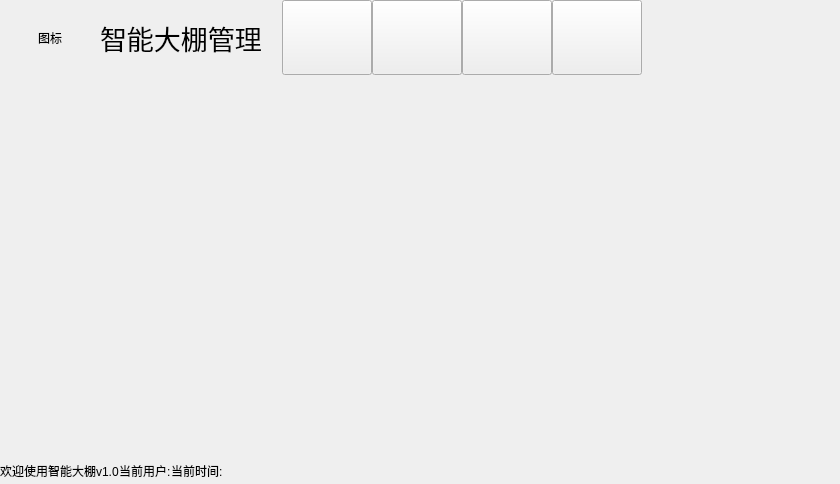
First picture: the form in frmmain.ui, repository hzqgogogo/IntelligentGreenHouse, before the edit.
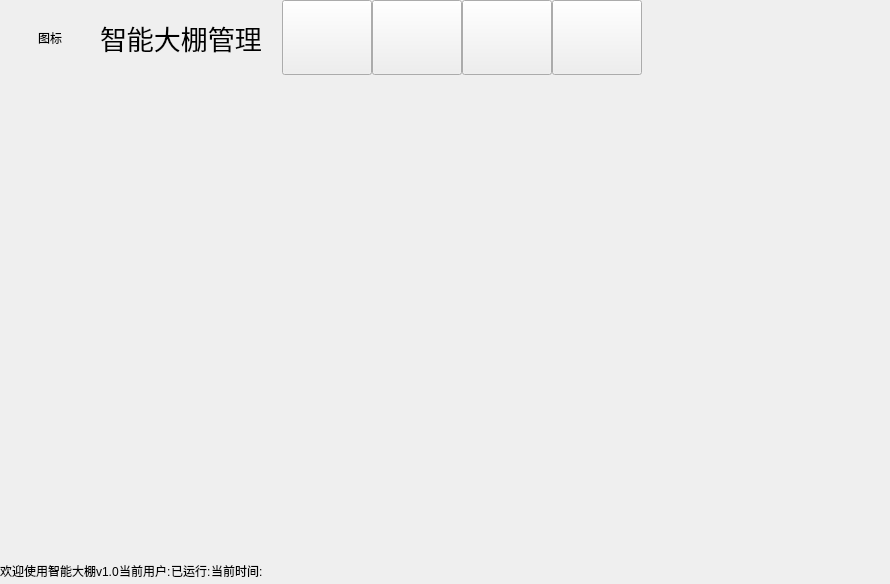
Second picture: the form after the edit.

What changed in the file:
```diff
--- a/frmmain.ui
+++ b/frmmain.ui
@@ -6,8 +6,8 @@
    <rect>
     <x>0</x>
     <y>0</y>
-    <width>840</width>
-    <height>484</height>
+    <width>890</width>
+    <height>584</height>
    </rect>
   </property>
   <property name="windowTitle">
@@ -405,6 +405,13 @@
         </property>
        </widget>
       </item>
+      <item>
+       <widget class="QLabel" name="labLive">
+        <property name="text">
+         <string>已运行:</string>
+        </property>
+       </widget>
+      </item>
       <item>
        <widget class="QLabel" name="labDateTime">
         <property name="sizePolicy">
```
